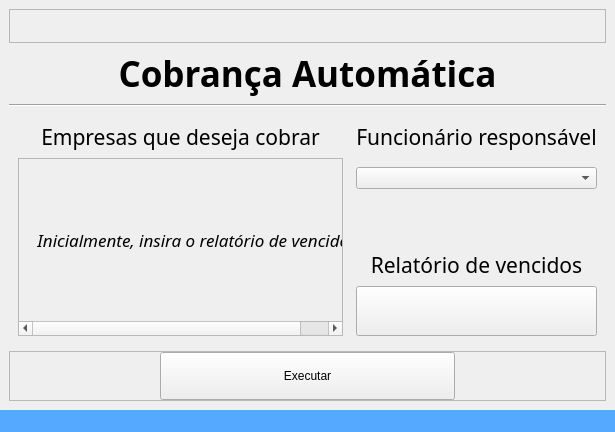
This is code/src/ui/window_cobranca.ui in Sl3nc/Email_Debt as Qt 5 draws it before an edit. The edited form follows.
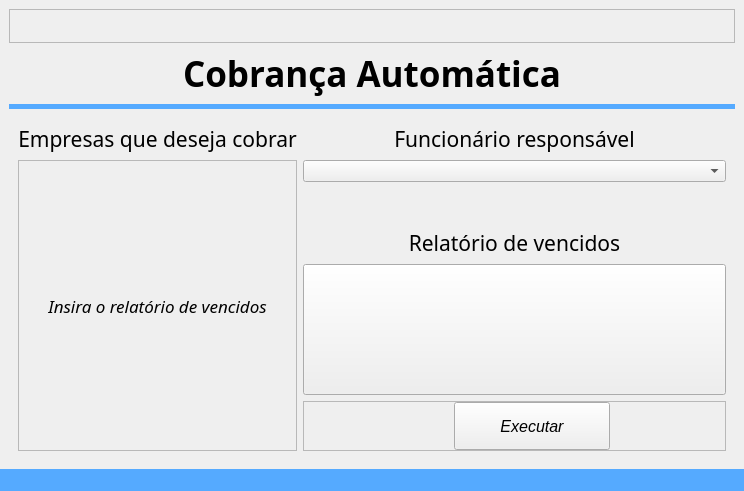
This is the edited form. Icons and pictures are not drawn.

Commit message: names interface

```diff
--- a/code/src/ui/window_cobranca.ui
+++ b/code/src/ui/window_cobranca.ui
@@ -6,14 +6,14 @@
    <rect>
     <x>0</x>
     <y>0</y>
-    <width>615</width>
-    <height>432</height>
+    <width>744</width>
+    <height>491</height>
    </rect>
   </property>
   <property name="minimumSize">
    <size>
-    <width>451</width>
-    <height>322</height>
+    <width>744</width>
+    <height>491</height>
    </size>
   </property>
   <property name="windowTitle">
@@ -25,7 +25,7 @@
      <widget class="QStackedWidget" name="stackedWidget">
       <widget class="QWidget" name="page">
        <layout class="QGridLayout" name="gridLayout_3">
-        <item row="3" column="2">
+        <item row="3" column="1">
          <spacer name="verticalSpacer">
           <property name="orientation">
            <enum>Qt::Orientation::Vertical</enum>
@@ -41,7 +41,150 @@
           </property>
          </spacer>
         </item>
-        <item row="1" column="0" rowspan="5">
+        <item row="1" column="1" rowspan="2">
+         <widget class="QComboBox" name="comboBox_body_funcionario"/>
+        </item>
+        <item row="5" column="1">
+         <widget class="QPushButton" name="pushButton_body_relatorio_anexar">
+          <property name="sizePolicy">
+           <sizepolicy hsizetype="Minimum" vsizetype="Expanding">
+            <horstretch>0</horstretch>
+            <verstretch>0</verstretch>
+           </sizepolicy>
+          </property>
+          <property name="minimumSize">
+           <size>
+            <width>0</width>
+            <height>50</height>
+           </size>
+          </property>
+          <property name="text">
+           <string/>
+          </property>
+          <property name="icon">
+           <iconset>
+            <normaloff>../imgs/upload-icon.png</normaloff>../imgs/upload-icon.png</iconset>
+          </property>
+          <property name="iconSize">
+           <size>
+            <width>48</width>
+            <height>48</height>
+           </size>
+          </property>
+         </widget>
+        </item>
+        <item row="0" column="1">
+         <widget class="QLabel" name="label_body_funcionario_title">
+          <property name="sizePolicy">
+           <sizepolicy hsizetype="Preferred" vsizetype="Maximum">
+            <horstretch>0</horstretch>
+            <verstretch>0</verstretch>
+           </sizepolicy>
+          </property>
+          <property name="font">
+           <font>
+            <family>Tw Cen MT</family>
+            <pointsize>16</pointsize>
+           </font>
+          </property>
+          <property name="text">
+           <string>Funcionário responsável</string>
+          </property>
+          <property name="alignment">
+           <set>Qt::AlignmentFlag::AlignCenter</set>
+          </property>
+         </widget>
+        </item>
+        <item row="4" column="1">
+         <widget class="QLabel" name="label_bodyrelatorio_title">
+          <property name="sizePolicy">
+           <sizepolicy hsizetype="Preferred" vsizetype="Maximum">
+            <horstretch>0</horstretch>
+            <verstretch>0</verstretch>
+           </sizepolicy>
+          </property>
+          <property name="font">
+           <font>
+            <family>Tw Cen MT</family>
+            <pointsize>16</pointsize>
+           </font>
+          </property>
+          <property name="text">
+           <string>Relatório de vencidos</string>
+          </property>
+          <property name="alignment">
+           <set>Qt::AlignmentFlag::AlignCenter</set>
+          </property>
+         </widget>
+        </item>
+        <item row="0" column="0">
+         <widget class="QLabel" name="label_body_empresas_title">
+          <property name="font">
+           <font>
+            <family>Tw Cen MT</family>
+            <pointsize>16</pointsize>
+           </font>
+          </property>
+          <property name="text">
+           <string>Empresas que deseja cobrar</string>
+          </property>
+          <property name="alignment">
+           <set>Qt::AlignmentFlag::AlignCenter</set>
+          </property>
+         </widget>
+        </item>
+        <item row="6" column="1">
+         <widget class="QFrame" name="frame">
+          <property name="frameShape">
+           <enum>QFrame::Shape::StyledPanel</enum>
+          </property>
+          <property name="frameShadow">
+           <enum>QFrame::Shadow::Raised</enum>
+          </property>
+          <layout class="QGridLayout" name="gridLayout_4">
+           <property name="leftMargin">
+            <number>150</number>
+           </property>
+           <property name="topMargin">
+            <number>0</number>
+           </property>
+           <property name="rightMargin">
+            <number>150</number>
+           </property>
+           <property name="bottomMargin">
+            <number>0</number>
+           </property>
+           <item row="0" column="0">
+            <widget class="QPushButton" name="pushButton_body_executar">
+             <property name="sizePolicy">
+              <sizepolicy hsizetype="Expanding" vsizetype="Maximum">
+               <horstretch>0</horstretch>
+               <verstretch>0</verstretch>
+              </sizepolicy>
+             </property>
+             <property name="minimumSize">
+              <size>
+               <width>156</width>
+               <height>48</height>
+              </size>
+             </property>
+             <property name="font">
+              <font>
+               <pointsize>12</pointsize>
+               <italic>true</italic>
+               <bold>false</bold>
+               <underline>false</underline>
+              </font>
+             </property>
+             <property name="text">
+              <string>Executar</string>
+             </property>
+            </widget>
+           </item>
+          </layout>
+         </widget>
+        </item>
+        <item row="1" column="0" rowspan="6">
          <widget class="QScrollArea" name="scrollArea">
           <property name="widgetResizable">
            <bool>true</bool>
@@ -51,8 +194,8 @@
             <rect>
              <x>0</x>
              <y>0</y>
-             <width>317</width>
-             <height>105</height>
+             <width>242</width>
+             <height>163</height>
             </rect>
            </property>
            <layout class="QGridLayout" name="gridLayout_6">
@@ -70,7 +213,7 @@
                    </font>
                   </property>
                   <property name="text">
-                   <string>Inicialmente, insira o relatório de vencidos</string>
+                   <string>Insira o relatório de vencidos</string>
                   </property>
                   <property name="alignment">
                    <set>Qt::AlignmentFlag::AlignCenter</set>
@@ -86,108 +229,114 @@
           </widget>
          </widget>
         </item>
-        <item row="5" column="2">
-         <widget class="QPushButton" name="pushButton">
-          <property name="minimumSize">
+       </layout>
+      </widget>
+      <widget class="QWidget" name="page_2">
+       <layout class="QGridLayout" name="gridLayout_8">
+        <item row="0" column="3">
+         <spacer name="horizontalSpacer_2">
+          <property name="orientation">
+           <enum>Qt::Orientation::Horizontal</enum>
+          </property>
+          <property name="sizeHint" stdset="0">
            <size>
-            <width>0</width>
-            <height>50</height>
+            <width>246</width>
+            <height>20</height>
            </size>
           </property>
-          <property name="text">
-           <string/>
+         </spacer>
+        </item>
+        <item row="4" column="0" colspan="4">
+         <widget class="QFrame" name="frame_3">
+          <property name="frameShape">
+           <enum>QFrame::Shape::StyledPanel</enum>
           </property>
           <property name="icon">
            <iconset>
             <normaloff>../imgs/upload-icon.png</normaloff>../imgs/upload-icon.png</iconset>
           </property>
-          <property name="iconSize">
-           <size>
-            <width>48</width>
-            <height>48</height>
-           </size>
-          </property>
+          <layout class="QGridLayout" name="gridLayout_9">
+           <property name="leftMargin">
+            <number>100</number>
+           </property>
+           <property name="rightMargin">
+            <number>100</number>
+           </property>
+           <item row="0" column="0">
+            <widget class="QProgressBar" name="progressBar"/>
+           </item>
+          </layout>
          </widget>
         </item>
-        <item row="5" column="1">
+        <item row="0" column="0">
          <spacer name="horizontalSpacer">
           <property name="orientation">
            <enum>Qt::Orientation::Horizontal</enum>
           </property>
-          <property name="sizeType">
-           <enum>QSizePolicy::Policy::Expanding</enum>
-          </property>
           <property name="sizeHint" stdset="0">
            <size>
-            <width>40</width>
+            <width>246</width>
             <height>20</height>
            </size>
           </property>
          </spacer>
         </item>
-        <item row="0" column="0">
-         <widget class="QLabel" name="label_5">
-          <property name="font">
-           <font>
-            <family>Tw Cen MT</family>
-            <pointsize>16</pointsize>
-           </font>
+        <item row="0" column="1">
+         <widget class="QLabel" name="label_load_gif">
+          <property name="maximumSize">
+           <size>
+            <width>192</width>
+            <height>192</height>
+           </size>
           </property>
           <property name="text">
-           <string>Empresas que deseja cobrar</string>
+           <string/>
           </property>
           <property name="alignment">
            <set>Qt::AlignmentFlag::AlignCenter</set>
           </property>
          </widget>
         </item>
-        <item row="0" column="2">
-         <widget class="QLabel" name="label_4">
-          <property name="sizePolicy">
-           <sizepolicy hsizetype="Preferred" vsizetype="Maximum">
-            <horstretch>0</horstretch>
-            <verstretch>0</verstretch>
-           </sizepolicy>
-          </property>
+        <item row="2" column="1">
+         <widget class="QLabel" name="label_load_title">
           <property name="font">
            <font>
             <family>Tw Cen MT</family>
-            <pointsize>16</pointsize>
+            <pointsize>24</pointsize>
+            <italic>true</italic>
+            <bold>false</bold>
            </font>
           </property>
           <property name="text">
-           <string>Funcionário responsável</string>
+           <string>Carregando...</string>
           </property>
+          <property name="textFormat">
+           <enum>Qt::TextFormat::PlainText</enum>
+          </property>
           <property name="alignment">
            <set>Qt::AlignmentFlag::AlignCenter</set>
           </property>
          </widget>
         </item>
-        <item row="4" column="2">
-         <widget class="QLabel" name="label_3">
-          <property name="sizePolicy">
-           <sizepolicy hsizetype="Preferred" vsizetype="Maximum">
-            <horstretch>0</horstretch>
-            <verstretch>0</verstretch>
-           </sizepolicy>
+        <item row="3" column="0" colspan="4">
+         <widget class="Line" name="line_2">
+          <property name="minimumSize">
+           <size>
+            <width>0</width>
+            <height>5</height>
+           </size>
           </property>
-          <property name="font">
-           <font>
-            <family>Tw Cen MT</family>
-            <pointsize>16</pointsize>
-           </font>
+          <property name="styleSheet">
+           <string notr="true">background-color: rgb(85, 170, 255);</string>
           </property>
-          <property name="text">
-           <string>Relatório de vencidos</string>
+          <property name="lineWidth">
+           <number>0</number>
           </property>
-          <property name="alignment">
-           <set>Qt::AlignmentFlag::AlignCenter</set>
+          <property name="orientation">
+           <enum>Qt::Orientation::Horizontal</enum>
           </property>
          </widget>
         </item>
-        <item row="1" column="2" rowspan="2">
-         <widget class="QComboBox" name="comboBox"/>
-        </item>
        </layout>
       </widget>
       <widget class="QWidget" name="page_2"/>
@@ -205,10 +354,10 @@
         </property>
         <layout class="QGridLayout" name="gridLayout_5">
          <property name="leftMargin">
-          <number>30</number>
+          <number>100</number>
          </property>
          <property name="rightMargin">
-          <number>30</number>
+          <number>100</number>
          </property>
          <item row="0" column="0">
           <widget class="QLabel" name="label_2">
@@ -228,6 +377,18 @@
       </item>
       <item row="2" column="0">
        <widget class="Line" name="line">
+        <property name="minimumSize">
+         <size>
+          <width>0</width>
+          <height>5</height>
+         </size>
+        </property>
+        <property name="styleSheet">
+         <string notr="true">background-color: rgb(85, 170, 255);</string>
+        </property>
+        <property name="lineWidth">
+         <number>0</number>
+        </property>
         <property name="orientation">
          <enum>Qt::Orientation::Horizontal</enum>
         </property>
@@ -252,49 +413,6 @@
       </item>
      </layout>
     </item>
-    <item row="2" column="0">
-     <widget class="QFrame" name="frame">
-      <property name="frameShape">
-       <enum>QFrame::Shape::StyledPanel</enum>
-      </property>
-      <property name="frameShadow">
-       <enum>QFrame::Shadow::Raised</enum>
-      </property>
-      <layout class="QGridLayout" name="gridLayout_4">
-       <property name="leftMargin">
-        <number>150</number>
-       </property>
-       <property name="topMargin">
-        <number>0</number>
-       </property>
-       <property name="rightMargin">
-        <number>150</number>
-       </property>
-       <property name="bottomMargin">
-        <number>0</number>
-       </property>
-       <item row="0" column="0">
-        <widget class="QPushButton" name="pushButton_2">
-         <property name="sizePolicy">
-          <sizepolicy hsizetype="Minimum" vsizetype="Minimum">
-           <horstretch>0</horstretch>
-           <verstretch>0</verstretch>
-          </sizepolicy>
-         </property>
-         <property name="minimumSize">
-          <size>
-           <width>156</width>
-           <height>48</height>
-          </size>
-         </property>
-         <property name="text">
-          <string>Executar</string>
-         </property>
-        </widget>
-       </item>
-      </layout>
-     </widget>
-    </item>
    </layout>
   </widget>
   <widget class="QMenuBar" name="menubar">
```
Left out of the diff: 36 changed lines with no effect on the pictures. The commit also changes 1 other file.
